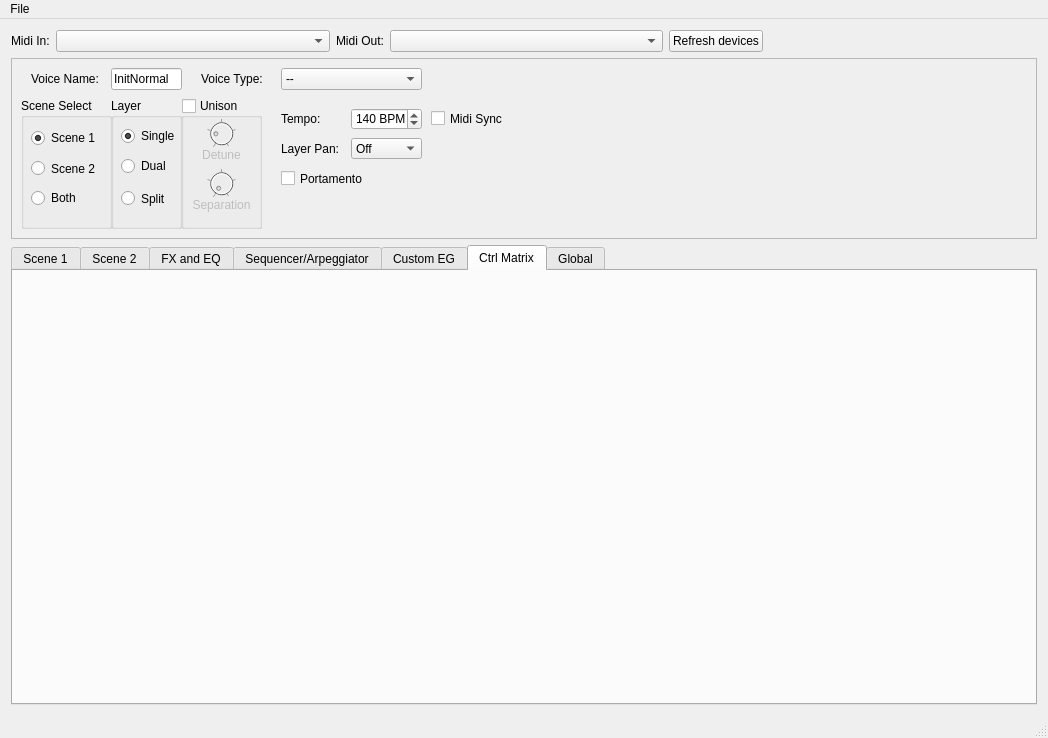
The window that src/QMidiAn1x.ui (thefinalcutbg/QAN1xEditor) describes before a commit, drawn with Qt 5.
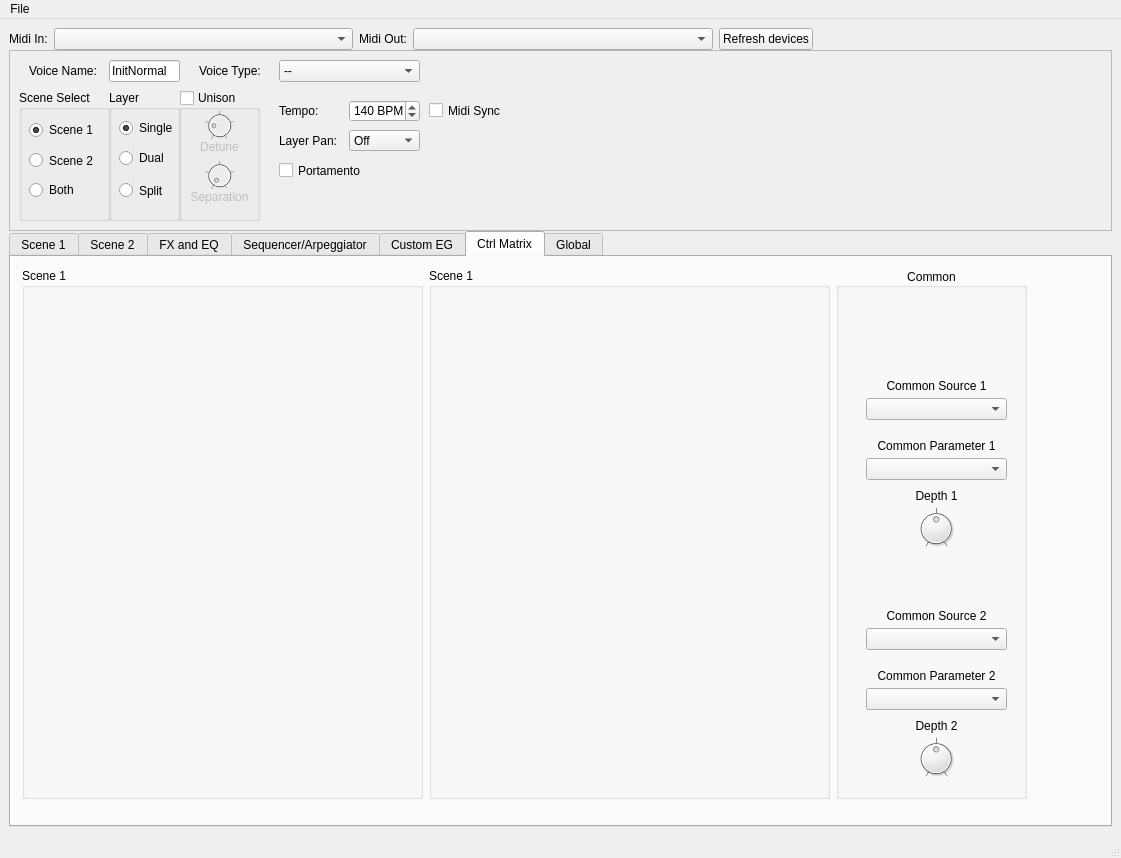
The same window after the commit. The open tabs and pages were chosen to show the change. Custom widgets are drawn as their Qt base class.

Commit message: Control Matrix implemented

Patch:
```diff
--- a/src/QMidiAn1x.ui
+++ b/src/QMidiAn1x.ui
@@ -6,15 +6,66 @@
    <rect>
     <x>0</x>
     <y>0</y>
-    <width>1048</width>
-    <height>738</height>
+    <width>1121</width>
+    <height>858</height>
    </rect>
   </property>
   <property name="windowTitle">
    <string>QMidiAn1x</string>
   </property>
   <widget class="QWidget" name="centralWidget">
+   <layout class="QVBoxLayout" name="verticalLayout_6">
+    <property name="spacing">
+     <number>6</number>
+    </property>
+    <property name="leftMargin">
+     <number>9</number>
+    </property>
+    <property name="topMargin">
+     <number>9</number>
+    </property>
+    <property name="rightMargin">
+     <number>9</number>
+    </property>
+    <property name="bottomMargin">
+     <number>9</number>
+    </property>
+    <item>
+     <widget class="QScrollArea" name="scrollArea_5">
+      <property name="frameShape">
+       <enum>QFrame::NoFrame</enum>
+      </property>
+      <property name="frameShadow">
+       <enum>QFrame::Plain</enum>
+      </property>
+      <property name="widgetResizable">
+       <bool>true</bool>
+      </property>
+      <widget class="QWidget" name="scrollAreaWidgetContents_5">
+       <property name="geometry">
+        <rect>
+         <x>0</x>
+         <y>0</y>
+         <width>1103</width>
+         <height>797</height>
+        </rect>
+       </property>
    <layout class="QVBoxLayout" name="verticalLayout">
+        <property name="spacing">
+         <number>0</number>
+        </property>
+        <property name="leftMargin">
+         <number>0</number>
+        </property>
+        <property name="topMargin">
+         <number>0</number>
+        </property>
+        <property name="rightMargin">
+         <number>0</number>
+        </property>
+        <property name="bottomMargin">
+         <number>0</number>
+        </property>
     <item>
      <layout class="QHBoxLayout" name="horizontalLayout">
       <item>
@@ -3126,6 +3177,340 @@
          <attribute name="title">
           <string>Ctrl Matrix</string>
          </attribute>
+             <layout class="QVBoxLayout" name="verticalLayout_2">
+              <item>
+               <layout class="QHBoxLayout" name="horizontalLayout_3">
+                <item>
+                 <widget class="QGroupBox" name="groupBox">
+                  <property name="minimumSize">
+                   <size>
+                    <width>401</width>
+                    <height>531</height>
+                   </size>
+                  </property>
+                  <property name="maximumSize">
+                   <size>
+                    <width>401</width>
+                    <height>531</height>
+                   </size>
+                  </property>
+                  <property name="title">
+                   <string>Scene 1</string>
+                  </property>
+                  <widget class="ControlMatrixScene" name="ctrlMatrixScene1" native="true">
+                   <property name="geometry">
+                    <rect>
+                     <x>0</x>
+                     <y>10</y>
+                     <width>401</width>
+                     <height>541</height>
+                    </rect>
+                   </property>
+                  </widget>
+                 </widget>
+                </item>
+                <item>
+                 <widget class="QGroupBox" name="groupBox_10">
+                  <property name="minimumSize">
+                   <size>
+                    <width>401</width>
+                    <height>531</height>
+                   </size>
+                  </property>
+                  <property name="maximumSize">
+                   <size>
+                    <width>401</width>
+                    <height>531</height>
+                   </size>
+                  </property>
+                  <property name="title">
+                   <string>Scene 1</string>
+                  </property>
+                  <widget class="ControlMatrixScene" name="ctrlMatrixScene2" native="true">
+                   <property name="geometry">
+                    <rect>
+                     <x>0</x>
+                     <y>10</y>
+                     <width>401</width>
+                     <height>541</height>
+                    </rect>
+                   </property>
+                  </widget>
+                 </widget>
+                </item>
+                <item>
+                 <widget class="QGroupBox" name="groupBox_11">
+                  <property name="minimumSize">
+                   <size>
+                    <width>191</width>
+                    <height>531</height>
+                   </size>
+                  </property>
+                  <property name="maximumSize">
+                   <size>
+                    <width>191</width>
+                    <height>531</height>
+                   </size>
+                  </property>
+                  <property name="title">
+                   <string>Common</string>
+                  </property>
+                  <property name="alignment">
+                   <set>Qt::AlignCenter</set>
+                  </property>
+                  <widget class="ComboPicker" name="sourceMtrxCom_1">
+                   <property name="geometry">
+                    <rect>
+                     <x>30</x>
+                     <y>130</y>
+                     <width>141</width>
+                     <height>22</height>
+                    </rect>
+                   </property>
+                  </widget>
+                  <widget class="ComboPicker" name="sourceMtrxCom_2">
+                   <property name="geometry">
+                    <rect>
+                     <x>30</x>
+                     <y>360</y>
+                     <width>141</width>
+                     <height>22</height>
+                    </rect>
+                   </property>
+                  </widget>
+                  <widget class="ComboPicker" name="paramMtrxCom_1">
+                   <property name="geometry">
+                    <rect>
+                     <x>30</x>
+                     <y>190</y>
+                     <width>141</width>
+                     <height>22</height>
+                    </rect>
+                   </property>
+                  </widget>
+                  <widget class="ComboPicker" name="paramMtrxCom_2">
+                   <property name="geometry">
+                    <rect>
+                     <x>30</x>
+                     <y>420</y>
+                     <width>141</width>
+                     <height>22</height>
+                    </rect>
+                   </property>
+                  </widget>
+                  <widget class="DialKnob" name="depthMtrxCom_1">
+                   <property name="geometry">
+                    <rect>
+                     <x>70</x>
+                     <y>240</y>
+                     <width>60</width>
+                     <height>41</height>
+                    </rect>
+                   </property>
+                   <property name="sizePolicy">
+                    <sizepolicy hsizetype="Fixed" vsizetype="Fixed">
+                     <horstretch>0</horstretch>
+                     <verstretch>0</verstretch>
+                    </sizepolicy>
+                   </property>
+                   <property name="minimumSize">
+                    <size>
+                     <width>0</width>
+                     <height>0</height>
+                    </size>
+                   </property>
+                   <property name="maximumSize">
+                    <size>
+                     <width>16777215</width>
+                     <height>16777215</height>
+                    </size>
+                   </property>
+                   <property name="minimum">
+                    <number>0</number>
+                   </property>
+                   <property name="maximum">
+                    <number>127</number>
+                   </property>
+                   <property name="value">
+                    <number>64</number>
+                   </property>
+                   <property name="notchTarget">
+                    <double>70.000000000000000</double>
+                   </property>
+                   <property name="notchesVisible">
+                    <bool>true</bool>
+                   </property>
+                  </widget>
+                  <widget class="DialKnob" name="depthMtrxCom_2">
+                   <property name="geometry">
+                    <rect>
+                     <x>70</x>
+                     <y>470</y>
+                     <width>60</width>
+                     <height>41</height>
+                    </rect>
+                   </property>
+                   <property name="sizePolicy">
+                    <sizepolicy hsizetype="Fixed" vsizetype="Fixed">
+                     <horstretch>0</horstretch>
+                     <verstretch>0</verstretch>
+                    </sizepolicy>
+                   </property>
+                   <property name="minimumSize">
+                    <size>
+                     <width>0</width>
+                     <height>0</height>
+                    </size>
+                   </property>
+                   <property name="maximumSize">
+                    <size>
+                     <width>16777215</width>
+                     <height>16777215</height>
+                    </size>
+                   </property>
+                   <property name="minimum">
+                    <number>0</number>
+                   </property>
+                   <property name="maximum">
+                    <number>127</number>
+                   </property>
+                   <property name="value">
+                    <number>64</number>
+                   </property>
+                   <property name="notchTarget">
+                    <double>70.000000000000000</double>
+                   </property>
+                   <property name="notchesVisible">
+                    <bool>true</bool>
+                   </property>
+                  </widget>
+                  <widget class="QLabel" name="label_58">
+                   <property name="geometry">
+                    <rect>
+                     <x>30</x>
+                     <y>110</y>
+                     <width>141</width>
+                     <height>16</height>
+                    </rect>
+                   </property>
+                   <property name="text">
+                    <string>Common Source 1</string>
+                   </property>
+                   <property name="alignment">
+                    <set>Qt::AlignCenter</set>
+                   </property>
+                  </widget>
+                  <widget class="QLabel" name="label_59">
+                   <property name="geometry">
+                    <rect>
+                     <x>30</x>
+                     <y>340</y>
+                     <width>141</width>
+                     <height>16</height>
+                    </rect>
+                   </property>
+                   <property name="text">
+                    <string>Common Source 2</string>
+                   </property>
+                   <property name="alignment">
+                    <set>Qt::AlignCenter</set>
+                   </property>
+                  </widget>
+                  <widget class="QLabel" name="label_60">
+                   <property name="geometry">
+                    <rect>
+                     <x>30</x>
+                     <y>170</y>
+                     <width>141</width>
+                     <height>16</height>
+                    </rect>
+                   </property>
+                   <property name="text">
+                    <string>Common Parameter 1</string>
+                   </property>
+                   <property name="alignment">
+                    <set>Qt::AlignCenter</set>
+                   </property>
+                  </widget>
+                  <widget class="QLabel" name="label_61">
+                   <property name="geometry">
+                    <rect>
+                     <x>30</x>
+                     <y>400</y>
+                     <width>141</width>
+                     <height>16</height>
+                    </rect>
+                   </property>
+                   <property name="text">
+                    <string>Common Parameter 2</string>
+                   </property>
+                   <property name="alignment">
+                    <set>Qt::AlignCenter</set>
+                   </property>
+                  </widget>
+                  <widget class="QLabel" name="label_62">
+                   <property name="geometry">
+                    <rect>
+                     <x>30</x>
+                     <y>220</y>
+                     <width>141</width>
+                     <height>16</height>
+                    </rect>
+                   </property>
+                   <property name="text">
+                    <string>Depth 1</string>
+                   </property>
+                   <property name="alignment">
+                    <set>Qt::AlignCenter</set>
+                   </property>
+                  </widget>
+                  <widget class="QLabel" name="label_63">
+                   <property name="geometry">
+                    <rect>
+                     <x>30</x>
+                     <y>450</y>
+                     <width>141</width>
+                     <height>16</height>
+                    </rect>
+                   </property>
+                   <property name="text">
+                    <string>Depth 2</string>
+                   </property>
+                   <property name="alignment">
+                    <set>Qt::AlignCenter</set>
+                   </property>
+                  </widget>
+                 </widget>
+                </item>
+                <item>
+                 <spacer name="horizontalSpacer_2">
+                  <property name="orientation">
+                   <enum>Qt::Horizontal</enum>
+                  </property>
+                  <property name="sizeHint" stdset="0">
+                   <size>
+                    <width>40</width>
+                    <height>20</height>
+                   </size>
+                  </property>
+                 </spacer>
+                </item>
+               </layout>
+              </item>
+              <item>
+               <spacer name="verticalSpacer">
+                <property name="orientation">
+                 <enum>Qt::Vertical</enum>
+                </property>
+                <property name="sizeHint" stdset="0">
+                 <size>
+                  <width>20</width>
+                  <height>0</height>
+                 </size>
+                </property>
+               </spacer>
+              </item>
+             </layout>
         </widget>
         <widget class="QWidget" name="globalTab">
          <attribute name="title">
@@ -3338,12 +3723,16 @@
     </item>
    </layout>
   </widget>
+     </widget>
+    </item>
+   </layout>
+  </widget>
   <widget class="QMenuBar" name="menuBar">
    <property name="geometry">
     <rect>
      <x>0</x>
      <y>0</y>
-     <width>1048</width>
+     <width>1121</width>
      <height>22</height>
     </rect>
    </property>
@@ -3384,6 +3773,12 @@
    <extends>QCheckBox</extends>
    <header>UiControlers.h</header>
   </customwidget>
+  <customwidget>
+   <class>ControlMatrixScene</class>
+   <extends>QWidget</extends>
+   <header>controlmatrixscene.h</header>
+   <container>1</container>
+  </customwidget>
  </customwidgets>
  <resources>
   <include location="QMidiAn1x.qrc"/>
```
Left out of the diff: 1864 changed lines with no effect on the pictures. Lines whose indentation alone changed are shown as unchanged. The commit also changes 12 other files.
